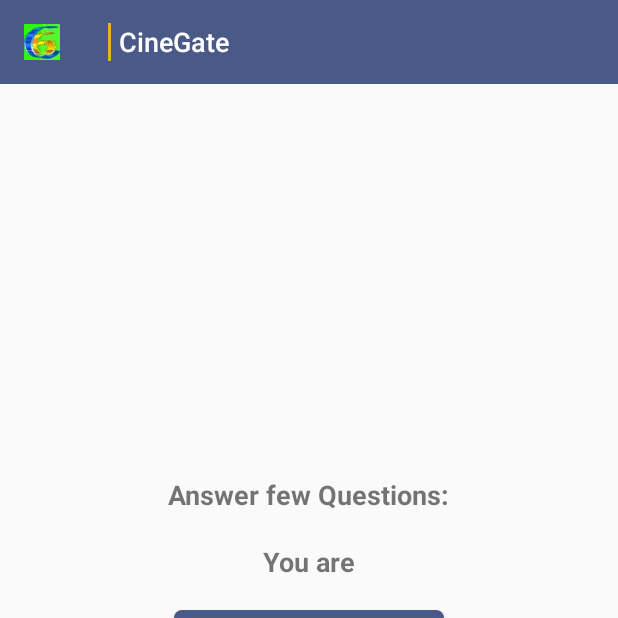
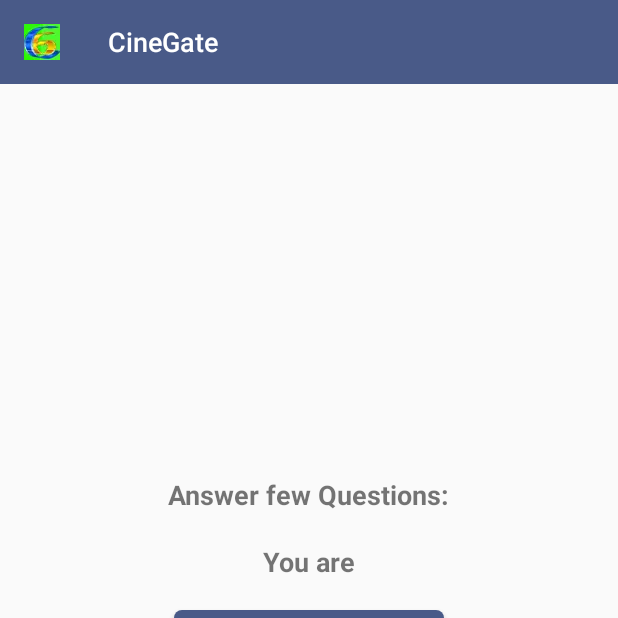
Before and after one commit to SekharMohan/Cine, an Android app: the screen it shows after launch (SignUpOne), after a tap on "SIGN UP", on a phone screen of 412 x 824 dp, the top half of it. Run offline under Robolectric (Android 15) with nearby library versions, the phone set to English and light mode, and no system bars; our stand-ins replace ButterKnife, CircleImageView.

Commit message:
Minor changes

```diff
--- a/app/src/main/java/com/cine/views/activity/MainActivity.java
+++ b/app/src/main/java/com/cine/views/activity/MainActivity.java
@@ -92,8 +92,9 @@ import butterknife.ButterKnife;
             getSupportActionBar().setDisplayUseLogoEnabled(true);
             getSupportActionBar().setCustomView(R.layout.custom_action_bar);
             getSupportActionBar().setDisplayShowCustomEnabled(true);
+            getSupportActionBar().setDisplayShowTitleEnabled(false);
             //createSupportedToolbar(false);
-           // setTitle(getString(R.string.app_name));
+            setTitle("");
         }
 
         public void createSupportedToolbar(boolean value) {
--- a/app/src/main/res/layout/activity_main.xml
+++ b/app/src/main/res/layout/activity_main.xml
@@ -14,7 +14,8 @@
             android:layout_width="match_parent"
             android:layout_height="?attr/actionBarSize"
             android:background="@color/color_app"
-            app:layout_scrollFlags="scroll|enterAlways"
+            app:layout_collapseMode="pin"
+            app:layout_scrollFlags="scroll|exitUntilCollapsed"
             app:popupTheme="@style/ThemeOverlay.AppCompat.Light"
             app:contentInsetLeft="0dp"
             app:contentInsetStart="0dp"
@@ -46,6 +47,7 @@
                     android:layout_height="@dimen/custom_tab_layout_height"
                     android:background="@color/color_app"
                     app:tabMode="scrollable"
+
                     app:tabGravity="fill"/>
 
             </android.support.design.widget.CollapsingToolbarLayout>
--- a/app/src/main/res/layout/custom_action_bar.xml
+++ b/app/src/main/res/layout/custom_action_bar.xml
@@ -8,12 +8,6 @@
     app:popupTheme="@style/ThemeOverlay.AppCompat.Light"
     android:background="@color/color_app">
 
-    <ImageView
-        android:layout_width="2dp"
-        android:layout_height="25dp"
-        android:layout_marginLeft="5dp"
-        android:layout_marginRight="5dp"
-        android:src="@color/material_teal" />
 
     <TextView
         android:id="@+id/toolbar_textview"
```
Also changed, not shown: app/src/main/java/com/cine/views/widgets/HomeFeedAdapter.java (+22 -12 lines), app/src/main/res/layout/feed_row_layout.xml (+5 -5 lines), app/src/main/res/layout/fragment_home.xml (+4 -5 lines). Lines whose indentation alone changed are shown as unchanged.
